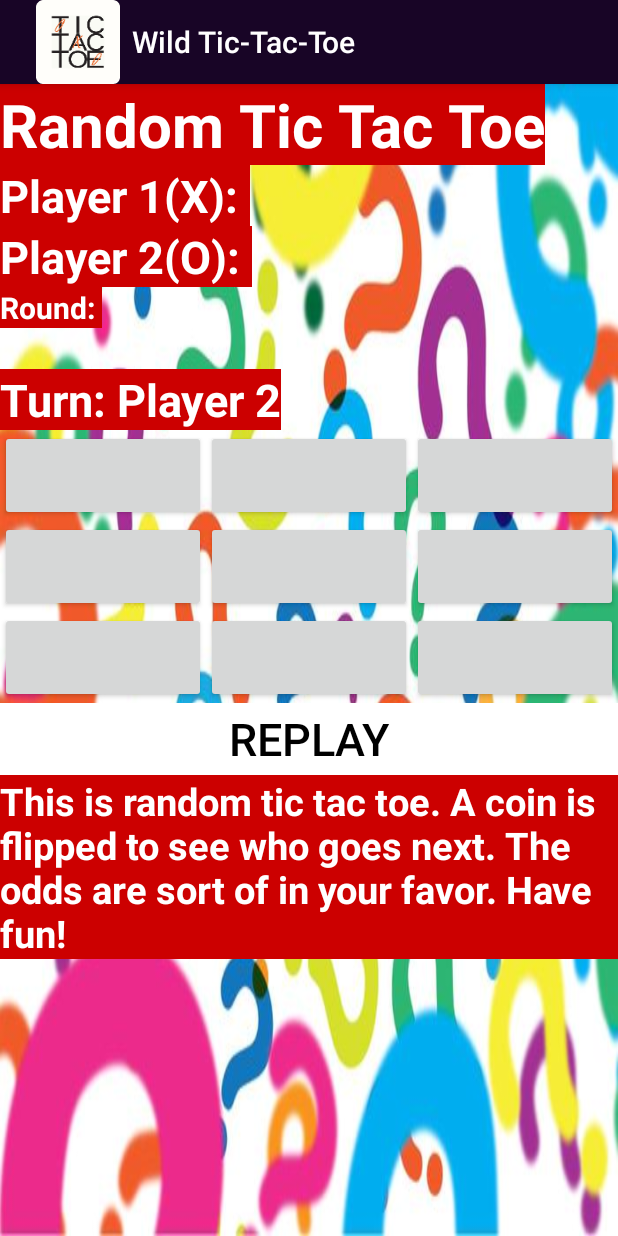
After one commit to alexandriabanta/OrderAndChaosv2, an Android app: the RandomTicTacToe screen opened directly, with no data from a screen before it, on a phone screen of 412 x 824 dp. The commit adds this screen. Run offline under Robolectric (Android 15) with nearby library versions, the phone set to English and light mode, and no system bars; Roboto replaces fonts that are not available here.

Commit message:
Added Random Tic Tac Toe

```diff
--- a/app/src/main/AndroidManifest.xml
+++ b/app/src/main/AndroidManifest.xml
@@ -19,6 +19,7 @@
             </intent-filter>
         </activity>
         <activity android:name=".ReverseTicTacToe"/>
+        <activity android:name=".RandomTicTacToe"/>
 
         <meta-data
             android:name="preloaded_fonts"
--- a/app/src/main/java/com/alexandriabanta/orderandchaosv2/MainActivity.java
+++ b/app/src/main/java/com/alexandriabanta/orderandchaosv2/MainActivity.java
@@ -20,7 +20,7 @@ public class MainActivity extends AppCompatActivity implements View.OnClickListe
         setContentView(R.layout.activity_main);
 
         Button playButton = findViewById(R.id.playButton);
-        Button moreInfoButton = findViewById(R.id.moreInfoButton);
+        Button moreInfoButton = findViewById(R.id.random_tic_tac_toe_imageButton);
 
         //(1) Anonymous inner class listener pattern
         moreInfoButton.setOnClickListener(new View.OnClickListener() {
@@ -48,6 +48,13 @@ public class MainActivity extends AppCompatActivity implements View.OnClickListe
                 playReverseTicTacToe();
             }
         });
+
+        findViewById(R.id.random_tic_tac_toe_imageButton).setOnClickListener(new View.OnClickListener() {
+            @Override
+            public void onClick(View view) {
+                playRandomTicTacToe();
+            }
+        });
     }
 
     // (2) Listener is implemented directly by the class that needs it
@@ -65,5 +72,10 @@ public class MainActivity extends AppCompatActivity implements View.OnClickListe
     }
 
 
+    private void playRandomTicTacToe() {
+        Intent intent = new Intent(getApplicationContext(), RandomTicTacToe.class);
+        startActivity(intent);
+    }
+
 
 }
--- /dev/null
+++ b/app/src/main/java/com/alexandriabanta/orderandchaosv2/RandomTicTacToe.java
@@ -0,0 +1,310 @@
+package com.alexandriabanta.orderandchaosv2;
+
+import android.media.MediaPlayer;
+import android.os.Bundle;
+import android.util.Log;
+import android.view.View;
+import android.widget.Button;
+import android.widget.TextView;
+import android.widget.Toast;
+
+import androidx.annotation.Nullable;
+import androidx.appcompat.app.AppCompatActivity;
+
+import java.util.Random;
+
+public class RandomTicTacToe extends AppCompatActivity implements View.OnClickListener{
+    private Button[][] words = new Button[3][3];
+    //private int[][] numbers = new int[3][3];
+
+    // max of 9 rounds
+    private int roundCount = 0;
+    private int count = 0;
+
+    private Random random = new Random();
+    private int coinFlip;
+
+    private int player1Points;
+    private int player2Points;
+
+    private TextView player1Text;
+    private TextView player2Text;
+
+    private TextView roundNumberText;
+    private TextView turnText;
+
+    private MediaPlayer mediaPlayer;
+
+    //private boolean player1Turn = true;
+
+    private boolean button1_1Clicked = false;
+    private boolean button1_2Clicked = false;
+    private boolean button1_3Clicked = false;
+    private boolean button2_1Clicked = false;
+    private boolean button2_2Clicked = false;
+    private boolean button2_3Clicked = false;
+    private boolean button3_1Clicked = false;
+    private boolean button3_2Clicked = false;
+    private boolean button3_3Clicked = false;
+
+
+    @Override
+    protected void onCreate(@Nullable Bundle savedInstanceState) {
+        super.onCreate(savedInstanceState);
+        setContentView(R.layout.randomtictactoe);
+
+        getSupportActionBar().setDisplayShowHomeEnabled(true);
+        getSupportActionBar().setLogo(R.mipmap.ic_launcher);
+        getSupportActionBar().setDisplayUseLogoEnabled(true);
+
+        // music
+        mediaPlayer = MediaPlayer.create(getApplicationContext(), R.raw.bensound_thelounge_random);
+        mediaPlayer.start();
+
+        player1Text = findViewById(R.id.player1_score_textview);
+        player2Text = findViewById(R.id.player2_score_textview);
+        roundNumberText = findViewById(R.id.roundCount_number);
+        turnText = findViewById(R.id.turn_textview);
+
+        flipCoin();
+        whoseTurn();
+
+        findViewById(R.id.replay_button).setOnClickListener(new View.OnClickListener() {
+            @Override
+            public void onClick(View view) {
+
+                for(int i = 0; i < 3; i++)
+                {
+                    for (int j = 0; j < 3; j++)
+                    {
+                        words[i][j].setText("");
+                        replay();
+                    }
+                }
+            }
+        });
+
+
+        for (int i = 0; i < 3; i++)
+        {
+            for (int j = 0; j < 3; j++)
+            {
+                String buttonID = "button" + (i + 1) + "_" + (j + 1);
+                Log.i("Button Id", buttonID);
+                int resID = getResources().getIdentifier(buttonID, "id", getPackageName());
+                words[i][j] = findViewById(resID);
+                words[i][j].setOnClickListener(this);
+            }
+        }
+    }
+
+    // stops the music when I leave game
+    @Override
+    protected void onPause() {
+        super.onPause();
+        if(mediaPlayer != null)
+        {
+            mediaPlayer.stop();
+            if(isFinishing())
+            {
+                mediaPlayer.stop();
+                mediaPlayer.release();
+            }
+        }
+    }
+
+    @Override
+    public void onClick(View view) {
+
+        // prevents players from selecting same button
+        if(!((Button) view).getText().toString().equals(""))
+        {
+            return;
+        }
+        //if (player1Turn)
+        // player 1 playing
+        if (coinFlip == 0)
+        {
+            ((Button) view).setText("X");
+            //turnText.setText("Turn: Player 2");
+            //Toast.makeText(getApplicationContext(), "Player 2 Turn", Toast.LENGTH_SHORT).show();
+            //player1Turn = false;
+            //flipCoin();
+        }
+
+        //else if(!player1Turn)
+        //player 2 playing
+        else if(coinFlip == 1)
+        {
+            ((Button) view).setText("O");
+            //turnText.setText("Turn: Player 1");
+            //Toast.makeText(getApplicationContext(), "Player 1 Turn", Toast.LENGTH_SHORT).show();
+            //player1Turn = true;
+            //flipCoin();
+        }
+
+        // player 2 wins
+        //if(Loser() && !player1Turn)
+        if(Winner() && coinFlip == 0)
+        {
+            roundCount++;
+            player1Wins();
+            roundNumberText.setText("" + roundCount);
+        }
+
+        // player 1 wins
+        //else if(Loser() && player1Turn)
+        else if(Winner() && coinFlip == 1)
+        {
+            roundCount++;
+            player2Wins();
+            roundNumberText.setText("" + roundCount);
+        }
+        else if (count >=  8)
+        {
+            draw();
+        }
+        //flipCoin();
+        //coinFlip = random.nextInt(2);
+        count++;
+        coinFlip = random.nextInt(2);
+
+        // if there is not a winner, say the next turn
+        if(!Winner())
+        {
+            whoseTurn();
+        }
+
+        Log.i("COIN: ", " " + coinFlip);
+    }
+
+    private void flipCoin()
+    {
+        coinFlip = random.nextInt(2);
+        if(coinFlip == 0)
+        {
+            turnText.setText("Turn: Player 1");
+            //Toast.makeText(getApplicationContext(), "Coin flip! Player 1 Go!", Toast.LENGTH_SHORT).show();
+        }
+        else
+        {
+            turnText.setText("Turn: Player 2");
+            //Toast.makeText(getApplicationContext(), "Coin flip! Player 2 Go!", Toast.LENGTH_SHORT).show();
+        }
+    }
+
+    private void whoseTurn()
+    {
+        if(coinFlip == 0)
+        {
+            turnText.setText("Turn: Player 1");
+            Toast.makeText(getApplicationContext(), "Coin flip! Player 1 Go!", Toast.LENGTH_SHORT).show();
+        }
+        else
+        {
+            turnText.setText("Turn: Player 2");
+            Toast.makeText(getApplicationContext(), "Coin flip! Player 2 Go!", Toast.LENGTH_SHORT).show();
+        }
+    }
+
+    private void replay()
+    {
+        for(int i = 0;  i < 3; i++)
+        {
+            for (int j = 0; j < 3; j++)
+            {
+                words[i][j].setOnClickListener(this);
+            }
+        }
+        flipCoin();
+        whoseTurn();
+        count = 0;
+    }
+
+    private void player1Wins()
+    {
+        player1Points++;
+        Toast.makeText(this, "Player 1 wins!", Toast.LENGTH_SHORT).show();
+
+        for(int i = 0;  i < 3; i++)
+        {
+            for (int j = 0; j < 3; j++)
+            {
+                words[i][j].setOnClickListener(null);
+            }
+        }
+        updatePointsText();
+    }
+
+    private void player2Wins() {
+        player2Points++;
+        Toast.makeText(this, "Player 2 wins!", Toast.LENGTH_SHORT).show();
+
+        for(int i = 0;  i < 3; i++)
+        {
+            for (int j = 0; j < 3; j++)
+            {
+                words[i][j].setOnClickListener(null);
+            }
+        }
+        updatePointsText();
+    }
+    private void draw()
+    {
+        roundCount++;
+        roundNumberText.setText("" + roundCount);
+        Toast.makeText(this, "Draw!", Toast.LENGTH_SHORT).show();
+        count = 0;
+        //resetBoard();
+    }
+
+    private void updatePointsText()
+    {
+        player1Text.setText("" + player1Points);
+        player2Text.setText("" + player2Points);
+    }
+
+    private boolean Winner(){
+        String[][] field = new String[3][3];
+        for(int i = 0; i < 3; i++)
+        {
+            for(int j = 0; j < 3; j++)
+            {
+                field[i][j] = words[i][j].getText().toString();
+
+            }
+        }
+
+        for(int i = 0; i < 3; i++)
+        {
+            // compare fields next to each other
+            // checks each row
+            if(field[i][0].equals(field[i][1]) && field[i][0].equals(field[i][2])  &&!field[i][0].equals(""))
+            {
+                return true;
+            }
+        }
+
+        for(int i = 0; i < 3; i++)
+        {
+            // checking the columns
+            if(field[0][i].equals(field[1][i]) && field[0][i].equals(field[2][i])  &&!field[0][i].equals(""))
+            {
+                return true;
+            }
+        }
+
+        // checks diagonals
+        if(field[0][0].equals(field[1][1]) && field[0][0].equals(field[2][2]) && !field[0][0].equals(""))
+        {
+            return true;
+        }
+
+        if(field[2][0].equals(field[1][1]) && field[2][0].equals(field[0][2]) && !field[2][0].equals(""))
+        {
+            return true;
+        }
+
+        return false;
+    }
+}
--- a/app/src/main/res/layout-land/activity_main.xml
+++ b/app/src/main/res/layout-land/activity_main.xml
@@ -40,7 +40,7 @@
         app:layout_constraintVertical_bias="0.346" />
 
     <Button
-        android:id="@+id/moreInfoButton"
+        android:id="@+id/random_tic_tac_toe_imageButton"
         android:layout_width="198dp"
         android:layout_height="57dp"
         android:layout_marginTop="20dp"
@@ -63,7 +63,7 @@
         app:layout_constraintEnd_toEndOf="parent"
         app:layout_constraintHorizontal_bias="0.76"
         app:layout_constraintStart_toStartOf="parent"
-        app:layout_constraintTop_toBottomOf="@+id/moreInfoButton" />
+        app:layout_constraintTop_toBottomOf="@+id/random_tic_tac_toe_imageButton" />
 
     <TextView
         android:id="@+id/textView5"
--- a/app/src/main/res/layout/activity_main.xml
+++ b/app/src/main/res/layout/activity_main.xml
@@ -51,11 +51,11 @@
         app:layout_constraintVertical_bias="0.0" />
 
     <Button
-        android:id="@+id/moreInfoButton"
+        android:id="@+id/random_tic_tac_toe_imageButton"
         android:layout_width="201dp"
         android:layout_height="58dp"
         android:fontFamily="serif"
-        android:text="[3rd var]"
+        android:text="Random"
         android:textSize="30sp"
         app:layout_constraintEnd_toEndOf="parent"
         app:layout_constraintHorizontal_bias="0.497"
@@ -72,7 +72,7 @@
         app:layout_constraintEnd_toEndOf="parent"
         app:layout_constraintHorizontal_bias="0.497"
         app:layout_constraintStart_toStartOf="parent"
-        app:layout_constraintTop_toBottomOf="@+id/moreInfoButton" />
+        app:layout_constraintTop_toBottomOf="@+id/random_tic_tac_toe_imageButton" />
 
     <TextView
         android:id="@+id/textView5"
--- /dev/null
+++ b/app/src/main/res/layout/randomtictactoe.xml
@@ -0,0 +1,273 @@
+<?xml version="1.0" encoding="utf-8"?>
+<androidx.constraintlayout.widget.ConstraintLayout xmlns:android="http://schemas.android.com/apk/res/android"
+    xmlns:app="http://schemas.android.com/apk/res-auto"
+    android:orientation="vertical"
+    android:layout_width="match_parent"
+    android:background="@drawable/question_mark_background"
+    android:layout_height="match_parent">
+
+    <ScrollView
+        android:id="@+id/scrollView"
+        android:layout_width="match_parent"
+        android:layout_height="match_parent"
+        android:background="#00CA2626"
+        app:layout_constraintBottom_toBottomOf="parent"
+        app:layout_constraintEnd_toEndOf="parent"
+        app:layout_constraintStart_toStartOf="parent"
+        app:layout_constraintTop_toTopOf="parent">
+        <LinearLayout
+            android:layout_width="match_parent"
+            android:layout_height="match_parent"
+            android:orientation="vertical">
+
+            <RelativeLayout
+                android:layout_width="match_parent"
+                android:layout_height="wrap_content">
+
+                <TextView
+                    android:id="@+id/game_name"
+                    android:layout_width="wrap_content"
+                    android:layout_height="wrap_content"
+                    android:text="Random Tic Tac Toe"
+                    android:background="@android:color/holo_red_dark"
+                    android:textColor="#fff"
+                    android:textSize="40sp"
+                    android:textStyle="bold" />
+            </RelativeLayout>
+
+            <RelativeLayout
+                android:layout_width="match_parent"
+                android:layout_height="wrap_content">
+
+
+                <TextView
+                    android:id="@+id/player1_textview"
+                    android:layout_width="wrap_content"
+                    android:layout_height="wrap_content"
+                    android:background="@android:color/holo_red_dark"
+                    android:text="Player 1(X): "
+                    android:textColor="#fff"
+                    android:textSize="30sp"
+                    android:textStyle="bold" />
+
+                <TextView
+                    android:id="@+id/player2_textview"
+                    android:layout_width="wrap_content"
+                    android:layout_height="wrap_content"
+                    android:layout_below="@id/player1_textview"
+                    android:background="@android:color/holo_red_dark"
+                    android:text="Player 2(O): "
+                    android:textColor="#fff"
+                    android:textSize="30sp"
+                    android:textStyle="bold" />
+
+                <TextView
+                    android:id="@+id/player1_score_textview"
+                    android:layout_width="wrap_content"
+                    android:layout_height="wrap_content"
+                    android:layout_toRightOf="@id/player1_textview"
+                    android:background="@android:color/holo_red_dark"
+                    android:textColor="#fff"
+                    android:textSize="30sp"
+                    android:textStyle="bold" />
+
+                <TextView
+                    android:id="@+id/player2_score_textview"
+                    android:layout_width="wrap_content"
+                    android:layout_height="wrap_content"
+                    android:layout_below="@id/player1_score_textview"
+                    android:layout_toRightOf="@id/player2_textview"
+                    android:background="@android:color/holo_red_dark"
+                    android:textColor="#fff"
+                    android:textSize="30sp"
+                    android:textStyle="bold" />
+
+                <TextView
+                    android:id="@+id/roundCount_textView"
+                    android:layout_width="wrap_content"
+                    android:layout_height="wrap_content"
+                    android:layout_below="@id/player2_textview"
+                    android:background="@android:color/holo_red_dark"
+                    android:text="Round: "
+                    android:textColor="#fff"
+                    android:textSize="20sp"
+                    android:textStyle="bold" />
+
+                <TextView
+                    android:id="@+id/roundCount_number"
+                    android:layout_width="wrap_content"
+                    android:layout_height="wrap_content"
+                    android:layout_below="@+id/roundCount_textView"
+                    android:background="@android:color/holo_red_dark"
+                    android:text=""
+                    android:textColor="#fff"
+                    android:textSize="20sp"
+                    android:textStyle="bold" />
+
+
+            </RelativeLayout>
+
+            <LinearLayout
+                android:layout_width="wrap_content"
+                android:layout_height="0dp"
+                android:orientation="horizontal"
+                android:layout_weight="1">
+
+                <TextView
+                    android:id="@+id/turn_textview"
+                    android:layout_width="0dp"
+                    android:layout_height="wrap_content"
+                    android:layout_weight="1"
+                    android:text="Turn: Player 1"
+                    android:background="@android:color/holo_red_dark"
+                    android:textColor="#fff"
+                    android:textSize="30sp"
+                    android:textStyle="bold" />
+
+            </LinearLayout>
+
+
+            <LinearLayout
+                android:layout_width="match_parent"
+                android:layout_height="wrap_content"
+                android:orientation="vertical">
+
+                <!--****************************** FIRST ROW ********************************* -->
+                <LinearLayout
+                    android:layout_width="match_parent"
+                    android:layout_height="0dp"
+                    android:layout_weight="1">
+
+                    <Button
+                        android:id="@+id/button1_1"
+                        android:layout_width="0dp"
+                        android:layout_height="match_parent"
+                        android:layout_weight="1"
+                        android:text=""
+                        android:textSize="30sp" />
+
+                    <Button
+                        android:id="@+id/button1_2"
+                        android:layout_width="0dp"
+                        android:layout_height="match_parent"
+                        android:layout_weight="1"
+                        android:text=""
+                        android:textSize="30sp" />
+
+                    <Button
+                        android:id="@+id/button1_3"
+                        android:layout_width="0dp"
+                        android:layout_height="match_parent"
+                        android:layout_weight="1"
+                        android:text=""
+                        android:textSize="30sp" />
+
+                </LinearLayout>
+
+
+                <!--****************************** SECOND ROW ********************************* -->
+                <LinearLayout
+                    android:layout_width="match_parent"
+                    android:layout_height="0dp"
+                    android:layout_weight="1">
+
+                    <Button
+                        android:id="@+id/button2_1"
+                        android:layout_width="0dp"
+                        android:layout_height="match_parent"
+                        android:layout_weight="1"
+                        android:text=""
+                        android:textSize="30sp" />
+
+                    <Button
+                        android:id="@+id/button2_2"
+                        android:layout_width="0dp"
+                        android:layout_height="match_parent"
+                        android:layout_weight="1"
+                        android:text=""
+                        android:textSize="30sp" />
+
+                    <Button
+                        android:id="@+id/button2_3"
+                        android:layout_width="0dp"
+                        android:layout_height="match_parent"
+                        android:layout_weight="1"
+                        android:text=""
+                        android:textSize="30sp" />
+
+                </LinearLayout>
+
+                <!--****************************** THIRD ROW ********************************* -->
+                <LinearLayout
+                    android:layout_width="match_parent"
+                    android:layout_height="0dp"
+                    android:layout_weight="1">
+
+                    <Button
+                        android:id="@+id/button3_1"
+                        android:layout_width="0dp"
+                        android:layout_height="match_parent"
+                        android:layout_weight="1"
+                        android:text=""
+                        android:textSize="30sp" />
+
+                    <Button
+                        android:id="@+id/button3_2"
+                        android:layout_width="0dp"
+                        android:layout_height="match_parent"
+                        android:layout_weight="1"
+                        android:text=""
+                        android:textSize="30sp" />
+
+                    <Button
+                        android:id="@+id/button3_3"
+                        android:layout_width="0dp"
+                        android:layout_height="match_parent"
+                        android:layout_weight="1"
+                        android:text=""
+                        android:textSize="30sp" />
+
+                </LinearLayout>
+
+
+            </LinearLayout>
+
+            <LinearLayout
+                android:layout_width="match_parent"
+                android:layout_height="0dp"
+                android:orientation="horizontal"
+                android:layout_weight="1">
+
+                <Button
+                    android:id="@+id/replay_button"
+                    android:layout_width="0dp"
+                    android:layout_height="match_parent"
+                    android:layout_weight="1"
+                    android:background="#fff"
+                    android:text="Replay"
+                    android:textColor="#000"
+                    android:textSize="30sp" />
+
+            </LinearLayout>
+
+            <RelativeLayout
+                android:layout_width="match_parent"
+                android:layout_height="wrap_content">
+                <TextView
+                    android:id="@+id/instructions"
+                    android:layout_width="wrap_content"
+                    android:layout_height="wrap_content"
+                    android:layout_alignParentTop="true"
+                    android:layout_marginTop="0dp"
+                    android:text="This is random tic tac toe. A coin is flipped to see who goes next. The odds are sort of in your favor. Have fun!"
+                    android:background="@android:color/holo_red_dark"
+                    android:textColor="#fff"
+                    android:textSize="25sp"
+                    android:textStyle="bold" />
+            </RelativeLayout>
+
+
+        </LinearLayout>
+    </ScrollView>
+
+</androidx.constraintlayout.widget.ConstraintLayout>
```
Also changed, not shown: app/src/main/res/drawable-v24/question_mark_background.jpg (added), 1 other file.
